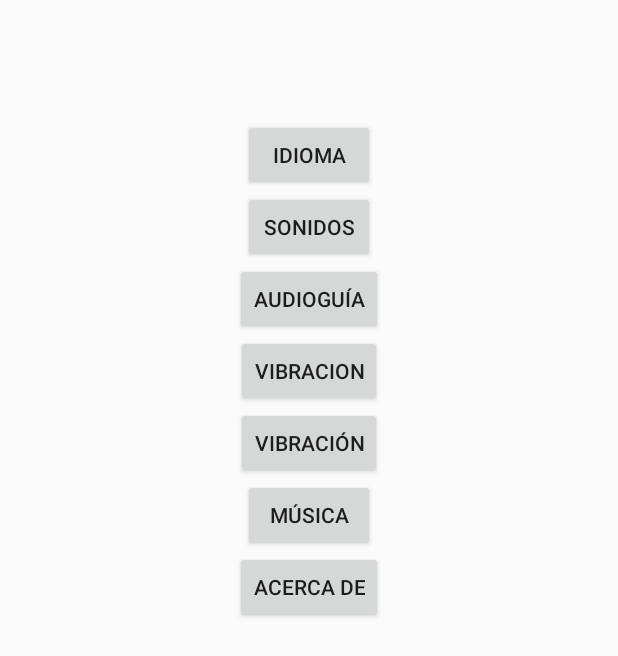
After one commit to ferchitas/chupipandi, an Android app: the layout ajustes.xml on its own in the app's theme, with its tools: preview values and no code run, on a phone screen of 412 x 824 dp. The commit adds this screen. Shown: the top 656 px of the screen. Run offline under Robolectric (Android 15) with nearby library versions, the phone set to English and light mode, and no system bars.

Commit message:
añadimos ajustes y algun que otro string, no mucho

```diff
--- a/app/src/main/AndroidManifest.xml
+++ b/app/src/main/AndroidManifest.xml
@@ -40,10 +40,16 @@
             android:label="@string/simonSays" >
         </activity>
 
-        <!--activity para el menu de entrenamiento, incluida en la activity principal  -->
+        <!-- activity para el menu de entrenamiento, incluida en la activity principal -->
         <activity
             android:name=".entrenamiento"
-            android:label="@string/entrenamiento">
+            android:label="@string/entrenamiento" >
+        </activity>
+
+        <!-- activity que reune todos los ajustes del juego -->
+        <activity
+            android:name=".Ajustes"
+            android:label="@string/ajustes">
         </activity>
     </application>
 
--- /dev/null
+++ b/app/src/main/res/layout/ajustes.xml
@@ -0,0 +1,66 @@
+<?xml version="1.0" encoding="utf-8"?>
+<RelativeLayout xmlns:android="http://schemas.android.com/apk/res/android"
+    xmlns:tools="http://schemas.android.com/tools" android:layout_width="match_parent"
+    android:layout_height="match_parent" android:paddingLeft="@dimen/activity_horizontal_margin"
+    android:paddingRight="@dimen/activity_horizontal_margin"
+    android:paddingTop="@dimen/activity_vertical_margin"
+    android:paddingBottom="@dimen/activity_vertical_margin"
+    tools:context="com.example.ferch.chupipadiparty.Ajustes">
+
+    <Button
+        android:layout_width="wrap_content"
+        android:layout_height="wrap_content"
+        android:text="@string/idioma"
+        android:id="@+id/idioma"
+        android:layout_marginTop="63dp"
+        android:layout_alignParentTop="true"
+        android:layout_centerHorizontal="true" />
+
+    <Button
+        android:layout_width="wrap_content"
+        android:layout_height="wrap_content"
+        android:text="@string/efectos"
+        android:id="@+id/efectos"
+        android:layout_below="@+id/idioma"
+        android:layout_centerHorizontal="true" />
+
+    <Button
+        android:layout_width="wrap_content"
+        android:layout_height="wrap_content"
+        android:text="@string/Audioguia"
+        android:id="@+id/audioGuia"
+        android:layout_below="@+id/efectos"
+        android:layout_centerHorizontal="true" />
+
+    <Button
+        android:layout_width="wrap_content"
+        android:layout_height="wrap_content"
+        android:text="vibracion"
+        android:id="@+id/button4"
+        android:layout_below="@+id/audioGuia"
+        android:layout_centerHorizontal="true" />
+
+    <Button
+        android:layout_width="wrap_content"
+        android:layout_height="wrap_content"
+        android:text="@string/vibracion"
+        android:id="@+id/vibracion"
+        android:layout_below="@+id/button4"
+        android:layout_centerHorizontal="true" />
+
+    <Button
+        android:layout_width="wrap_content"
+        android:layout_height="wrap_content"
+        android:text="@string/musica"
+        android:id="@+id/musica"
+        android:layout_below="@+id/vibracion"
+        android:layout_centerHorizontal="true" />
+
+    <Button
+        android:layout_width="wrap_content"
+        android:layout_height="wrap_content"
+        android:text="@string/acercaDe"
+        android:id="@+id/acercaDe"
+        android:layout_below="@+id/musica"
+        android:layout_centerHorizontal="true" />
+</RelativeLayout>
--- a/app/src/main/res/values/strings.xml
+++ b/app/src/main/res/values/strings.xml
@@ -28,6 +28,7 @@
         <string name="cambiarColores">Cambiar colores</string>
         <string name="vibracion">Vibración</string>
         <string name="musica">Música</string>
+        <string name="acercaDe">Acerca de</string>
 
     <string name="entrenamiento">Entrenamiento</string>     //paraa practicar todos los minijuegos
 
```
